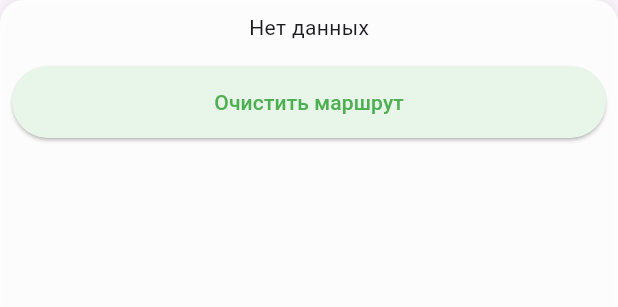
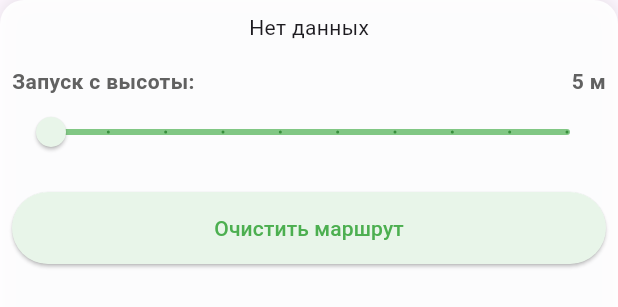
Before and after one commit to SergeyKrasnoslobodtsev/elevation_map, a Flutter app: the ElevationChartPanel widget shown alone on an empty page, opened directly with empty values, on a phone screen of 412 x 824 dp. Shown: the top 307 px of the screen. Run offline on Flutter 3.47's test engine with Material 3 defaults, Android fonts, the phone set to English and light mode, and no system bars; our stand-ins replace fl_chart, flutter_map, get_it, injectable, latlong2; missing offline and left inert: flutter_map_cache, flutter_map_math, http_cache_hive_store; accounts and stored records are empty.

Commit message:
изменения в графике
-добавлен слайдер высоты
- пересчитан ось y

```diff
--- a/lib/models/map_layer_type.dart
+++ b/lib/models/map_layer_type.dart
@@ -19,8 +19,3 @@ enum MapLayerType {
 
   const MapLayerType(this.name, this.urlTemplate);
 }
-
-// Примеры URL для карт высоты:
-// https://s3.amazonaws.com/elevation-tiles-prod/terrarium/{z}/{x}/{y}.png
-// https://stamen-tiles.a.ssl.fastly.net/terrain/{z}/{x}/{y}.jpg
-// https://remotepixel.ca/srtm/{z}/{x}/{y}.png
--- a/lib/screens/home_screen.dart
+++ b/lib/screens/home_screen.dart
@@ -51,18 +51,18 @@ class HomeScreen extends StatelessWidget {
                     top: 32,
                     right: 16,
                     child: MapControlButton(
-                      icon: Icons.settings,
-                      onTap: viewModel.toggleLayerSelector,
-                    ),
-                  ),
-                  Positioned(
-                    top: 92,
-                    right: 16,
-                    child: MapControlButton(
                       icon: Icons.layers,
                       onTap: viewModel.toggleLayerSelector,
                     ),
                   ),
+                  // Positioned(
+                  //   top: 92,
+                  //   right: 16,
+                  //   child: MapControlButton(
+                  //     icon: Icons.layers,
+                  //     onTap: viewModel.toggleLayerSelector,
+                  //   ),
+                  // ),
                   // Панель выбора слоев
                   if (viewModel.showLayerSelector)
                     Positioned(
--- a/lib/services/elevation_map_service.dart
+++ b/lib/services/elevation_map_service.dart
@@ -2,6 +2,7 @@ import 'dart:convert';
 import 'dart:math';
 
 import 'package:flutter/foundation.dart';
+import 'package:flutter_map/flutter_map.dart';
 import 'package:http/http.dart' as http;
 import 'package:injectable/injectable.dart';
 import 'package:latlong2/latlong.dart';
--- a/lib/widgets/elevation_chart.dart
+++ b/lib/widgets/elevation_chart.dart
@@ -1,5 +1,6 @@
 import 'package:fl_chart/fl_chart.dart';
 import 'package:flutter/material.dart';
+import 'dart:math' as math;
 
 import '../models/elevation_point.dart';
 
@@ -8,6 +9,7 @@ class ElevationChartWidget extends StatelessWidget {
   final double totalDistanceKm;
   final double elevationGain;
   final double elevationLoss;
+  final double elevetionStart;
   final List<double> distances;
 
   const ElevationChartWidget({
@@ -16,6 +18,7 @@ class ElevationChartWidget extends StatelessWidget {
     required this.totalDistanceKm,
     required this.elevationGain,
     required this.elevationLoss,
+    required this.elevetionStart,
     required this.distances,
   });
 
@@ -32,6 +35,12 @@ class ElevationChartWidget extends StatelessWidget {
     // Найдем мин и макс значения высот для настройки шкалы
     final double minElevation = elevations.reduce((a, b) => a < b ? a : b);
     final double maxElevation = elevations.reduce((a, b) => a > b ? a : b);
+
+    final double startOffsetElev = elevations.first + elevetionStart; // A + 50м
+    final double endElev = elevations.last;
+
+    // гарантируем, что chart.maxY покрывает и вашу пунктирную линию
+    final double effectiveMaxElev = math.max(maxElevation, startOffsetElev);
 
     // Определим интервал для шкалы высот
     double yInterval;
@@ -115,7 +124,7 @@ class ElevationChartWidget extends StatelessWidget {
           child: LineChart(
             LineChartData(
               minY: (minElevation - 5).floorToDouble(),
-              maxY: (maxElevation + 5).ceilToDouble(),
+              maxY: (effectiveMaxElev + 5).ceilToDouble(),
               minX: 0,
               maxX: totalDistanceKm,
               lineBarsData: [
@@ -132,6 +141,19 @@ class ElevationChartWidget extends StatelessWidget {
                     show: true,
                     color: Colors.green.withValues(alpha: .2),
                   ),
+                ),
+                // новая прямая от A до B
+                LineChartBarData(
+                  spots: [
+                    FlSpot(0, startOffsetElev),
+                    FlSpot(totalDistanceKm, endElev),
+                  ],
+                  isCurved: false,
+                  color: Colors.blue,
+                  barWidth: 2,
+                  dotData: FlDotData(show: false),
+                  dashArray: [5, 5], // пунктирная линия
+                  belowBarData: BarAreaData(show: false),
                 ),
               ],
               titlesData: _buildTitlesData(yInterval, xInterval),
@@ -165,7 +187,7 @@ class ElevationChartWidget extends StatelessWidget {
           getTitlesWidget: (value, meta) {
             return Text(
               value.toInt().toString(),
-              style: TextStyle(color: Colors.grey[700], fontSize: 11),
+              style: TextStyle(color: Colors.grey[700], fontSize: 10),
               textAlign: TextAlign.right,
             );
           },
--- a/lib/widgets/elevation_chart_panel.dart
+++ b/lib/widgets/elevation_chart_panel.dart
@@ -2,7 +2,7 @@ import 'package:flutter/material.dart';
 import '../services/elevation_map_service.dart';
 import 'elevation_chart.dart';
 
-class ElevationChartPanel extends StatelessWidget {
+class ElevationChartPanel extends StatefulWidget {
   final RouteElevationResult routeInfo;
   final VoidCallback onClose;
 
@@ -13,11 +13,18 @@ class ElevationChartPanel extends StatelessWidget {
   });
 
   @override
+  _ElevationChartPanelState createState() => _ElevationChartPanelState();
+}
+
+class _ElevationChartPanelState extends State<ElevationChartPanel> {
+  double _offsetMeters = 5;
+
+  @override
   Widget build(BuildContext context) {
     return Container(
       padding: const EdgeInsets.all(8),
       decoration: BoxDecoration(
-        color: Colors.white.withValues(alpha: 0.9),
+        color: Colors.white.withValues(alpha: .9),
         borderRadius: const BorderRadius.vertical(top: Radius.circular(16)),
         boxShadow: [
           BoxShadow(
@@ -30,12 +37,47 @@ class ElevationChartPanel extends StatelessWidget {
       child: Column(
         children: [
           ElevationChartWidget(
-            elevationData: routeInfo.points,
-            totalDistanceKm: routeInfo.distanceInKm,
-            elevationGain: routeInfo.elevationGainInM,
-            elevationLoss: routeInfo.elevationLossInM,
-            distances: routeInfo.distances,
+            elevationData: widget.routeInfo.points,
+            totalDistanceKm: widget.routeInfo.distanceInKm,
+            elevationGain: widget.routeInfo.elevationGainInM,
+            elevationLoss: widget.routeInfo.elevationLossInM,
+            elevetionStart: _offsetMeters,
+            distances: widget.routeInfo.distances,
           ),
+          const SizedBox(height: 16),
+
+          // Трэкбар для смещения высоты от 5 до 50 м с шагом 5
+          Row(
+            mainAxisAlignment: MainAxisAlignment.spaceBetween,
+            children: [
+              Text(
+                'Запуск с высоты:',
+                style: TextStyle(
+                  fontWeight: FontWeight.bold,
+                  color: Colors.grey[700],
+                ),
+              ),
+              Text(
+                '${_offsetMeters.toInt()} м',
+                style: TextStyle(
+                  fontWeight: FontWeight.bold,
+                  color: Colors.grey[700],
+                ),
+              ),
+            ],
+          ),
+          Slider(
+            thumbColor: Colors.green.shade50,
+            inactiveColor: Colors.green[300],
+            activeColor: Colors.green[700],
+            value: _offsetMeters,
+            min: 5,
+            max: 50,
+            divisions: 9,
+            label: '${_offsetMeters.toInt()} м',
+            onChanged: (val) => setState(() => _offsetMeters = val),
+          ),
+
           const SizedBox(height: 16),
           ElevatedButton(
             style: ElevatedButton.styleFrom(
@@ -43,7 +85,7 @@ class ElevationChartPanel extends StatelessWidget {
               foregroundColor: Colors.green,
               minimumSize: const Size(double.infinity, 48),
             ),
-            onPressed: onClose,
+            onPressed: widget.onClose,
             child: const Text('Очистить маршрут'),
           ),
         ],
--- a/lib/widgets/map_title_layer.dart
+++ b/lib/widgets/map_title_layer.dart
@@ -32,7 +32,6 @@ class MapTileLayer extends StatelessWidget {
             store: cacheStore,
           ),
         ),
-
         if (isElevationEnabled)
           Opacity(
             opacity: 0.5,
--- a/pubspec.yaml
+++ b/pubspec.yaml
@@ -3,7 +3,7 @@ description: "Строит график высот по двум точкам н
 
 publish_to: 'none' # Remove this line if you wish to publish to pub.dev
 
-version: 1.0.0+1
+version: 1.0.1+2
 
 environment:
   sdk: ^3.7.2
@@ -29,6 +29,8 @@ dependencies:
   http: ^1.3.0
   fl_chart: ^0.71.0
   flutter_launcher_icons: ^0.14.3
+  lru_cache: ^0.0.2
+  vector_map_tiles: ^9.0.0-beta.8
 
 dev_dependencies:
   flutter_test:
```
Also changed, not shown: pubspec.lock, 1 other file.
